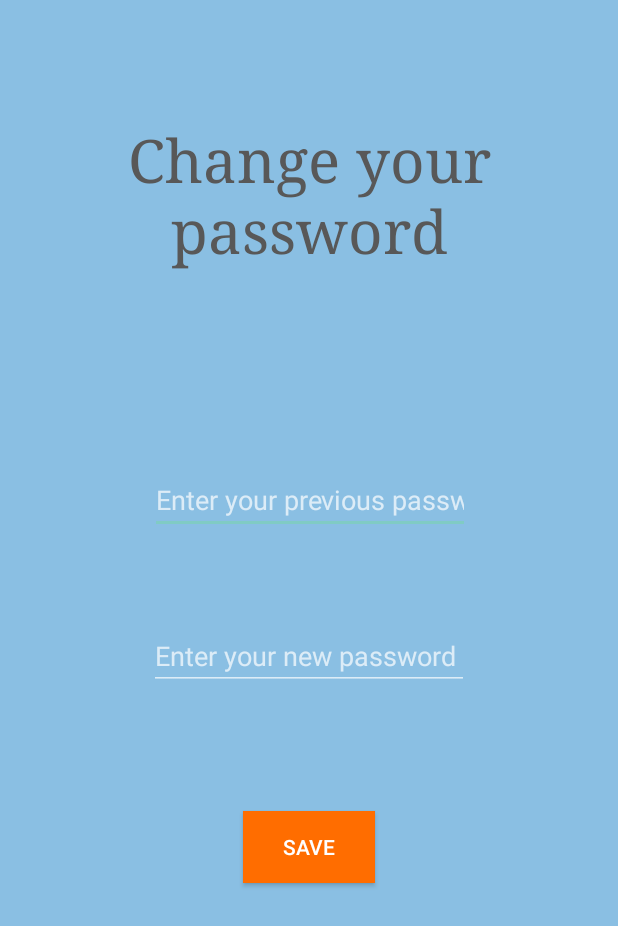
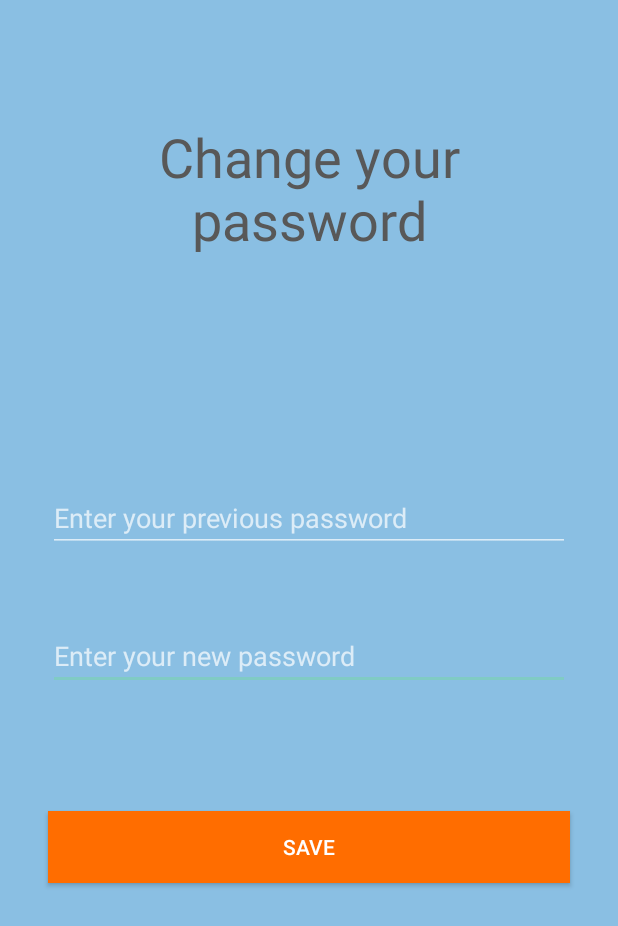
Before and after one commit to 4R0NIN7/eTrasa, an Android app: the ChangePassword screen opened directly, with no data from a screen before it, on a phone screen of 412 x 824 dp. Shown: the top 926 px of the screen. Run offline under Robolectric (Android 15) with nearby library versions, the light colour scheme and no system bars.

Commit message:
Poprawa layoutów
Poprawione layouty
Dodane wartości colorów do colors.xml

```diff
--- a/app/src/main/res/layout/activity_change_image.xml
+++ b/app/src/main/res/layout/activity_change_image.xml
@@ -4,6 +4,7 @@
     xmlns:tools="http://schemas.android.com/tools"
     android:layout_width="match_parent"
     android:layout_height="match_parent"
+    android:background="@color/colorPrimary"
     tools:context=".ChangeImage">
 
 </androidx.constraintlayout.widget.ConstraintLayout>
--- a/app/src/main/res/layout/activity_change_password.xml
+++ b/app/src/main/res/layout/activity_change_password.xml
@@ -4,31 +4,32 @@
     xmlns:tools="http://schemas.android.com/tools"
     android:layout_width="match_parent"
     android:layout_height="match_parent"
-    android:background="#8ABFE3"
+    android:background="@color/colorPrimary"
     tools:context=".ChangePassword">
 
 
-    <TextView
-        android:id="@+id/appNameTextView4"
-        android:layout_width="wrap_content"
+    <EditText
+        android:id="@+id/editTextNewPassword"
+        android:layout_width="0dp"
         android:layout_height="wrap_content"
-        android:layout_marginTop="80dp"
-        android:fontFamily="serif"
-        android:text="@string/change_password"
-        android:textAlignment="center"
+        android:layout_marginStart="32dp"
+        android:layout_marginEnd="32dp"
+        android:layout_marginBottom="364dp"
+        android:ems="10"
+        android:hint="@string/new_password"
+        android:inputType="textVisiblePassword"
         android:textColor="#585858"
-        android:textSize="40sp"
+        app:layout_constraintBottom_toBottomOf="parent"
         app:layout_constraintEnd_toEndOf="parent"
-        app:layout_constraintStart_toStartOf="parent"
-        app:layout_constraintTop_toTopOf="parent" />
+        app:layout_constraintStart_toStartOf="parent" />
 
     <EditText
         android:id="@+id/editTextOldPassword"
-        android:layout_width="wrap_content"
+        android:layout_width="0dp"
         android:layout_height="wrap_content"
-        android:layout_marginStart="99dp"
-        android:layout_marginEnd="98dp"
-        android:layout_marginBottom="468dp"
+        android:layout_marginStart="32dp"
+        android:layout_marginEnd="32dp"
+        android:layout_marginBottom="456dp"
         android:ems="10"
         android:hint="@string/old_password"
         android:inputType="textPassword"
@@ -37,34 +38,33 @@
         app:layout_constraintEnd_toEndOf="parent"
         app:layout_constraintStart_toStartOf="parent" />
 
-    <EditText
-        android:id="@+id/editTextNewPassword"
-        android:layout_width="wrap_content"
-        android:layout_height="wrap_content"
-        android:layout_marginStart="99dp"
-        android:layout_marginEnd="98dp"
-        android:layout_marginBottom="364dp"
-        android:ems="10"
-        android:hint="@string/new_password"
-        android:inputType="textVisiblePassword"
-        android:textColor="#585858"
-        app:layout_constraintBottom_toBottomOf="parent"
-        app:layout_constraintEnd_toEndOf="parent"
-        app:layout_constraintHorizontal_bias="0.0"
-        app:layout_constraintStart_toStartOf="parent" />
-
     <Button
         android:id="@+id/buttonSave"
-        android:layout_width="wrap_content"
+        android:layout_width="0dp"
         android:layout_height="wrap_content"
-        android:layout_marginStart="161dp"
-        android:layout_marginEnd="162dp"
+        android:layout_marginStart="32dp"
+        android:layout_marginEnd="32dp"
         android:layout_marginBottom="235dp"
-        android:background="#FF6D00"
+        android:background="@color/buttonSave"
         android:text="@string/save"
         app:layout_constraintBottom_toBottomOf="parent"
         app:layout_constraintEnd_toEndOf="parent"
         app:layout_constraintStart_toStartOf="parent" />
 
+    <TextView
+        android:id="@+id/textViewChangePassword"
+        android:layout_width="0dp"
+        android:layout_height="wrap_content"
+        android:layout_marginStart="32dp"
+        android:layout_marginTop="80dp"
+        android:layout_marginEnd="32dp"
+        android:text="@string/change_password"
+        android:textAlignment="center"
+        android:textColor="#585858"
+        android:textSize="36sp"
+        app:layout_constraintEnd_toEndOf="parent"
+        app:layout_constraintStart_toStartOf="parent"
+        app:layout_constraintTop_toTopOf="parent" />
+
 
 </androidx.constraintlayout.widget.ConstraintLayout>
--- a/app/src/main/res/values/strings.xml
+++ b/app/src/main/res/values/strings.xml
@@ -43,8 +43,8 @@
     <string name="old_email_mismatch">Actual email is not the same as old email!</string>
     <string name="save">Save</string>
 
-    <string name="old_name">Enter your previous name</string>
-    <string name="new_name">Enter your new email</string>
+    <string name="old_name">Enter your new name</string>
+    <string name="new_name">Enter your new name</string>
     <string name="new_name_success">Your name was changed</string>
 
     <string name="old_password">Enter your previous password</string>
```
Also changed, not shown: app/src/main/java/com/r0nin/etrasa/ManageProfile.java (+1 -19 lines), app/src/main/res/layout/activity_change_email.xml (+16 -15 lines), app/src/main/res/layout/activity_change_name.xml (+22 -22 lines), app/src/main/res/layout/activity_login.xml (+21 -11 lines), app/src/main/res/layout/activity_main.xml (+66 -84 lines), app/src/main/res/layout/activity_manage_profile.xml (renamed from app/src/main/res/layout/activity_change_profile.xml, +46 -47 lines), app/src/main/res/values/colors.xml (+20 -16 lines).
